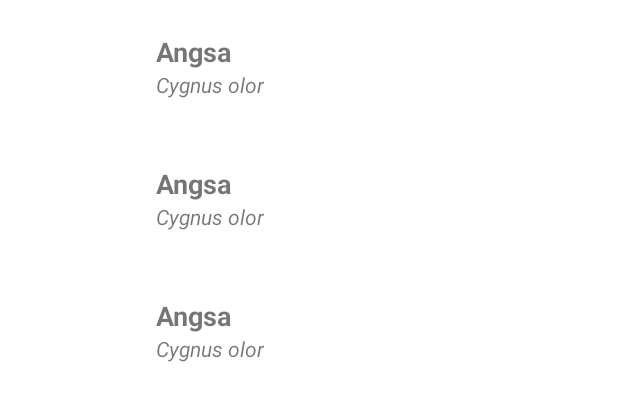
After one commit to Ariamuhammad/Riconvert, an Android app: the layout fragment_uang.xml on its own in the app's theme, with its tools: preview values and no code run, on a phone screen of 412 x 824 dp. The commit adds this screen. Shown: the top 401 px of the screen. Run offline under Robolectric (Android 15) with nearby library versions, the phone set to English and light mode, and no system bars.

Commit message:
Membuat List Mata Uang dengan data dari Api

```diff
--- a/app/build.gradle
+++ b/app/build.gradle
@@ -54,6 +54,11 @@ dependencies {
     implementation 'androidx.lifecycle:lifecycle-viewmodel-ktx:2.4.1'
     implementation 'androidx.navigation:navigation-fragment-ktx:2.4.2'
     implementation 'androidx.navigation:navigation-ui-ktx:2.4.2'
+
+    implementation 'com.squareup.moshi:moshi-kotlin:1.9.3'
+    implementation 'com.squareup.retrofit2:retrofit:2.9.0'
+    implementation 'com.squareup.retrofit2:converter-moshi:2.9.0'
+    implementation 'com.github.bumptech.glide:glide:4.15.1'
     implementation 'androidx.room:room-runtime:2.4.2'
     kapt 'androidx.room:room-compiler:2.4.2'
 
--- a/app/src/main/AndroidManifest.xml
+++ b/app/src/main/AndroidManifest.xml
@@ -1,6 +1,8 @@
 <?xml version="1.0" encoding="utf-8"?>
 <manifest xmlns:android="http://schemas.android.com/apk/res/android"
     xmlns:tools="http://schemas.android.com/tools">
+
+    <uses-permission android:name="android.permission.INTERNET" />
 
     <application
         android:allowBackup="true"
--- a/app/src/main/java/org/d3if3152/riconvert/ui/hitung/HitungFragment.kt
+++ b/app/src/main/java/org/d3if3152/riconvert/ui/hitung/HitungFragment.kt
@@ -105,6 +105,10 @@ class HitungFragment : Fragment() {
     }
     override fun onOptionsItemSelected(item: MenuItem): Boolean {
         when(item.itemId) {
+            R.id.menu_uang -> {
+                findNavController().navigate(R.id.action_hitungFragment_to_matauangFragment)
+                return false
+            }
             R.id.menu_histori -> {
                 findNavController().navigate(R.id.action_hitungFragment_to_historiFragment)
                 return false
--- /dev/null
+++ b/app/src/main/res/drawable/baseline_broken_image_24.xml
@@ -0,0 +1,5 @@
+<vector android:height="24dp" android:tint="#FFFFFF"
+    android:viewportHeight="24" android:viewportWidth="24"
+    android:width="24dp" xmlns:android="http://schemas.android.com/apk/res/android">
+    <path android:fillColor="@android:color/white" android:pathData="M21,5v6.59l-3,-3.01 -4,4.01 -4,-4 -4,4 -3,-3.01L3,5c0,-1.1 0.9,-2 2,-2h14c1.1,0 2,0.9 2,2zM18,11.42l3,3.01L21,19c0,1.1 -0.9,2 -2,2L5,21c-1.1,0 -2,-0.9 -2,-2v-6.58l3,2.99 4,-4 4,4 4,-3.99z"/>
+</vector>
--- /dev/null
+++ b/app/src/main/res/drawable/baseline_money_24.xml
@@ -0,0 +1,6 @@
+<vector android:height="24dp" android:tint="#FFFFFF"
+    android:viewportHeight="24" android:viewportWidth="24"
+    android:width="24dp" xmlns:android="http://schemas.android.com/apk/res/android">
+    <path android:fillColor="@android:color/white" android:pathData="M5,8h2v8L5,16zM12,8L9,8c-0.55,0 -1,0.45 -1,1v6c0,0.55 0.45,1 1,1h3c0.55,0 1,-0.45 1,-1L13,9c0,-0.55 -0.45,-1 -1,-1zM11,14h-1v-4h1v4zM18,8h-3c-0.55,0 -1,0.45 -1,1v6c0,0.55 0.45,1 1,1h3c0.55,0 1,-0.45 1,-1L19,9c0,-0.55 -0.45,-1 -1,-1zM17,14h-1v-4h1v4z"/>
+    <path android:fillColor="@android:color/white" android:pathData="M2,4v16h20L22,4L2,4zM4,18L4,6h16v12L4,18z"/>
+</vector>
--- /dev/null
+++ b/app/src/main/res/layout/fragment_uang.xml
@@ -0,0 +1,32 @@
+<?xml version="1.0" encoding="utf-8"?>
+<FrameLayout
+    xmlns:android="http://schemas.android.com/apk/res/android"
+    xmlns:app="http://schemas.android.com/apk/res-auto"
+    xmlns:tools="http://schemas.android.com/tools"
+    android:layout_width="match_parent"
+    android:layout_height="match_parent">
+
+<androidx.recyclerview.widget.RecyclerView
+    android:id="@+id/recyclerView"
+    android:layout_width="match_parent"
+    android:layout_height="match_parent"
+    app:layoutManager="androidx.recyclerview.widget.LinearLayoutManager"
+    tools:listitem="@layout/list_item" />
+
+    <TextView
+        android:id="@+id/networkError"
+        android:layout_width="wrap_content"
+        android:layout_height="wrap_content"
+        android:layout_gravity="center"
+        android:text="@string/koneksi_error"
+        android:visibility="gone" />
+
+    <ProgressBar
+        android:id="@+id/progressBar"
+        style="?android:attr/progressBarStyle"
+        android:layout_width="wrap_content"
+        android:layout_height="wrap_content"
+        android:layout_gravity="center"
+        android:visibility="gone" />
+
+</FrameLayout>
--- /dev/null
+++ b/app/src/main/res/layout/list_item.xml
@@ -0,0 +1,42 @@
+<?xml version="1.0" encoding="utf-8"?>
+<LinearLayout
+    xmlns:android="http://schemas.android.com/apk/res/android"
+    xmlns:tools="http://schemas.android.com/tools"
+    android:layout_width="match_parent"
+    android:layout_height="wrap_content"
+    android:orientation="horizontal"
+    android:gravity="center|start"
+    android:background="?android:selectableItemBackground">
+
+    <ImageView
+        android:id="@+id/imageView"
+        android:layout_width="88dp"
+        android:layout_height="88dp"
+        android:contentDescription="@null"
+        tools:src="@drawable/baseline_broken_image_24" />
+
+    <LinearLayout
+        android:layout_width="match_parent"
+        android:layout_height="wrap_content"
+        android:layout_marginStart="16dp"
+        android:layout_marginEnd="8dp"
+        android:orientation="vertical">
+
+        <TextView
+            android:id="@+id/namaTextView"
+            android:layout_width="wrap_content"
+            android:layout_height="wrap_content"
+            android:textSize="18sp"
+            android:textStyle="bold"
+            tools:text="Angsa" />
+
+        <TextView
+            android:id="@+id/uangTextView"
+            android:layout_width="wrap_content"
+            android:layout_height="wrap_content"
+            android:textStyle="italic"
+            tools:text="Cygnus olor" />
+
+    </LinearLayout>
+
+</LinearLayout>
--- a/app/src/main/res/menu/options_menu.xml
+++ b/app/src/main/res/menu/options_menu.xml
@@ -1,6 +1,11 @@
 <menu xmlns:android="http://schemas.android.com/apk/res/android"
     xmlns:app="http://schemas.android.com/apk/res-auto">
 
+    <item
+        android:id="@+id/menu_uang"
+        android:icon="@drawable/baseline_money_24"
+        android:title="@string/uang"
+        app:showAsAction="ifRoom" />
     <item
         android:id="@+id/menu_histori"
         android:icon="@drawable/baseline_history_24"
--- a/app/src/main/res/values/strings.xml
+++ b/app/src/main/res/values/strings.xml
@@ -6,6 +6,7 @@
     <string name="convert">Konversi</string>
     <string name="header">Konversi Mata Uang</string>
     <string name="nominal_invalid">Nominal tidak boleh kosong.</string>
+    <string name="message">%1$s diklik!</string>
 
     <string name="masukkan_nominal">Masukkan Nominal</string>
     <string name="to">to</string>
@@ -25,6 +26,7 @@
     <string name="bagikan_template">Mata Uang: %1$s \nNominal Rupiah: %2$s </string>
     <string name="belum_ada_data">Belum ada data</string>
     <string name="histori">Histori</string>
+    <string name="uang">List Mata Uang</string>
 
     <string-array name="mataUang">
         <item>Dollar</item>
@@ -39,4 +41,5 @@
     <string name="batal">Batal</string>
     <string name="buttonHapusData">Hapus</string>
     <string name="konfirmasi_hapus_satu">Konfirmasi Hapus</string>
+    <string name="koneksi_error">Koneksi error</string>
 </resources>
```
Also changed, not shown: app/src/main/java/org/d3if3152/riconvert/MataUang.kt (added, +7 -0 lines), app/src/main/java/org/d3if3152/riconvert/network/ApiService.kt (added, +37 -0 lines), app/src/main/java/org/d3if3152/riconvert/ui/histori/HistoriAdapter.kt (+1 -14 lines), app/src/main/java/org/d3if3152/riconvert/ui/matauang/MataUangAdapter.kt (added, +52 -0 lines), app/src/main/java/org/d3if3152/riconvert/ui/matauang/MataUangFragment.kt (added, +64 -0 lines), app/src/main/java/org/d3if3152/riconvert/ui/matauang/MataUangViewModel.kt (added, +39 -0 lines), app/src/main/res/navigation/navigation.xml (+8 -0 lines).
